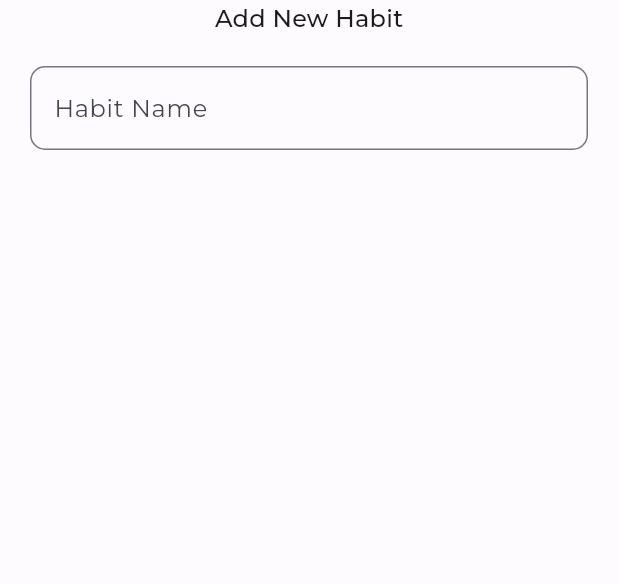
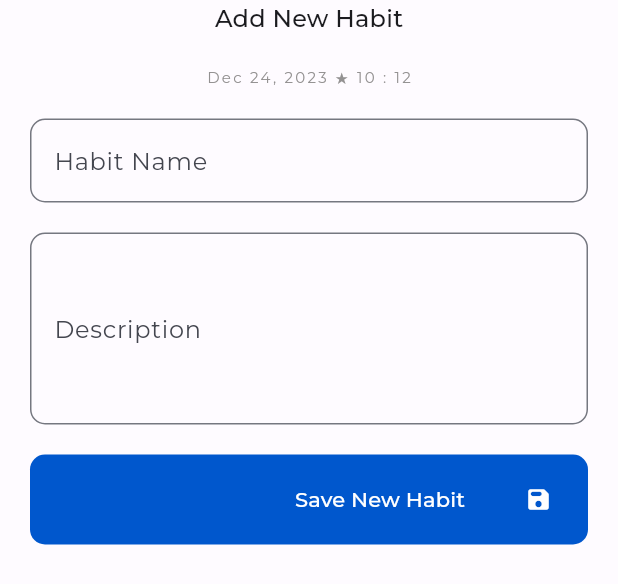
Before and after one commit to ianshaloom/yohabits, a Flutter app: the NewHabitBottomSheetContent widget shown alone on an empty page, opened directly, on a phone screen of 412 x 824 dp. Shown: the top 584 px of the screen. Run offline on Flutter 3.47's test engine with Material 3 defaults, Android fonts, the phone set to English and light mode, and no system bars; our stand-ins replace flutter_svg, hive_flutter, smooth_page_indicator; accounts and stored records are empty.

Commit message:
new habit features mods

```diff
--- a/lib/constants.dart
+++ b/lib/constants.dart
@@ -96,6 +96,7 @@ const String longestStreakImage = 'assets/images/longeststreak.svg';
 
 // other svg images path
 const String funUnderline = 'assets/images/fun-underline.svg';
+const String arrowDown = 'assets/images/arrow.svg';
 
 // svg colors
 const String svgPrimaryColor = '#FF0057CD';
--- a/lib/features/home-page/view/new_habit_bs.dart
+++ b/lib/features/home-page/view/new_habit_bs.dart
@@ -1,11 +1,19 @@
 import 'package:flutter/material.dart';
+import 'package:intl/intl.dart';
 
-import '../widget/input_textfield.dart';
+class NewHabitBottomSheetContent extends StatefulWidget {
+  NewHabitBottomSheetContent({super.key});
 
-class NewHabitBottomSheetContent extends StatelessWidget {
+  @override
+  State<NewHabitBottomSheetContent> createState() =>
+      _NewHabitBottomSheetContentState();
+}
+
+class _NewHabitBottomSheetContentState
+    extends State<NewHabitBottomSheetContent> {
   final TextEditingController habitNameController = TextEditingController();
-
-  NewHabitBottomSheetContent({super.key});
+  final TextEditingController habitDescriptionController =
+      TextEditingController();
 
   @override
   Widget build(BuildContext context) {
@@ -23,12 +31,87 @@ class NewHabitBottomSheetContent extends StatelessWidget {
             style: textTheme.titleMedium,
           ),
           SizedBox(height: 20),
-          InputTextFormField(
+
+          // date created text
+          Text(
+            '${DateFormat.yMMMd().format(DateTime.now())} ★ ${DateFormat.H().format(DateTime.now())} : ${DateFormat.M().format(DateTime.now())}',
+            style: TextStyle(
+              color: const Color(0xff939191),
+              fontSize: 10,
+              letterSpacing: 1.5,
+            ),
+          ),
+          SizedBox(height: 20),
+          TextFormField(
+            textCapitalization: TextCapitalization.words,
+            autocorrect: false,
+            textInputAction: TextInputAction.next,
             controller: habitNameController,
-            needsValidation: true,
-            labelText: 'Habit Name',
-            hintText: 'Enter habit name',
-            errorText: 'Please enter habit name',
+            decoration: InputDecoration(
+              labelText: 'Habit Name',
+              // labelStyle: textTheme.labelMedium,
+              hintText: 'Enter habit name',
+              border: OutlineInputBorder(
+                borderRadius: BorderRadius.circular(10),
+              ),
+            ),
+            validator: (value) {
+              if (value == null || value.isEmpty) {
+                return 'Please enter habit name';
+              }
+              return null;
+            },
+          ),
+
+          // habit description textformfield
+          SizedBox(height: 20),
+          TextFormField(
+            controller: habitDescriptionController,
+            maxLines: 4,
+            textCapitalization: TextCapitalization.sentences,
+            autocorrect: false,
+            textInputAction: TextInputAction.done,
+            decoration: InputDecoration(
+              labelText: 'Description',
+              // labelStyle: textTheme.labelMedium,
+              hintText: 'Enter habit description',
+              border: OutlineInputBorder(
+                borderRadius: BorderRadius.circular(10),
+              ),
+            ),
+          ),
+          SizedBox(height: 20),
+          FilledButton(
+            onPressed: () {
+              // Navigator.push(
+              //   context,
+              //   MaterialPageRoute(
+              //     builder: (context) => StockTakePage(),
+              //   ),
+              // );
+            },
+            style: FilledButton.styleFrom(
+              shape: RoundedRectangleBorder(
+                borderRadius: BorderRadius.circular(10),
+              ),
+              minimumSize: const Size.fromHeight(60),
+              // textStyle: Theme.of(context)
+              //     .textTheme
+              //     .labelLarge!
+              //     .copyWith(
+              //       fontSize: 17,
+              //     ),
+            ),
+            child: const Row(
+              mainAxisAlignment: MainAxisAlignment.end,
+              children: [
+                Text(
+                  'Save New Habit',
+                ),
+                SizedBox(width: 40),
+                Icon(Icons.save_rounded)
+              ],
+            ),
           ),
         ],
       ),
```
Also changed, not shown: lib/features/home-page/provider/homepage_provider.dart (+14 -0 lines), lib/features/home-page/view/home_page.dart (+27 -4 lines).
